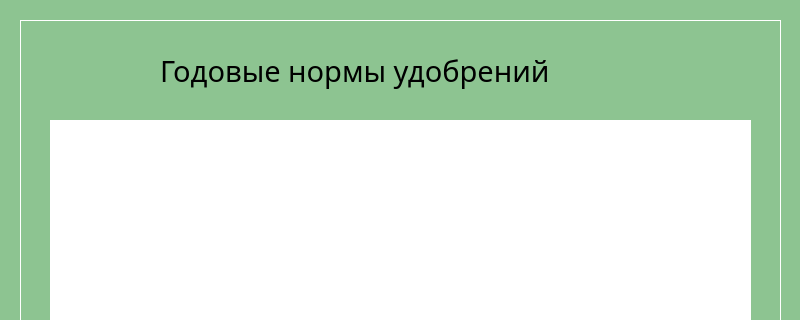
Qt form ResultWindow.ui (semyongr/AgroCalculatorDiplom) before a commit; both pictures show x 0 to 800 and y 0 to 320 of the 800 by 489 pixel window.
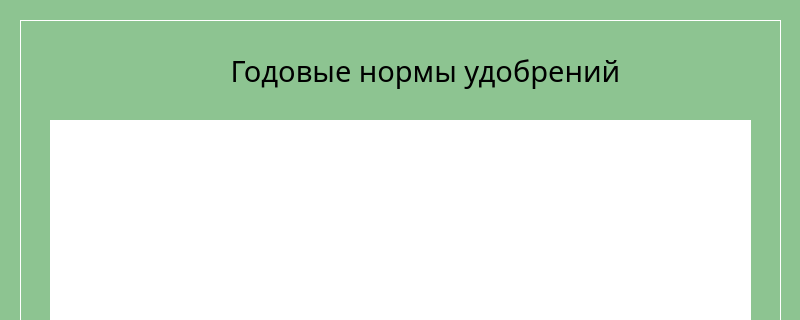
The same form after that commit.

The edit to the form file:
```diff
--- a/ResultWindow.ui
+++ b/ResultWindow.ui
@@ -10,6 +10,24 @@
     <height>489</height>
    </rect>
   </property>
+  <property name="sizePolicy">
+   <sizepolicy hsizetype="Fixed" vsizetype="Fixed">
+    <horstretch>0</horstretch>
+    <verstretch>0</verstretch>
+   </sizepolicy>
+  </property>
+  <property name="minimumSize">
+   <size>
+    <width>800</width>
+    <height>489</height>
+   </size>
+  </property>
+  <property name="maximumSize">
+   <size>
+    <width>800</width>
+    <height>489</height>
+   </size>
+  </property>
   <property name="windowTitle">
    <string>Результат</string>
   </property>
@@ -56,6 +74,9 @@
      <property name="text">
       <string>Годовые нормы удобрений</string>
      </property>
+     <property name="alignment">
+      <set>Qt::AlignCenter</set>
+     </property>
     </widget>
     <widget class="QLabel" name="result_lbl">
      <property name="geometry">
```
